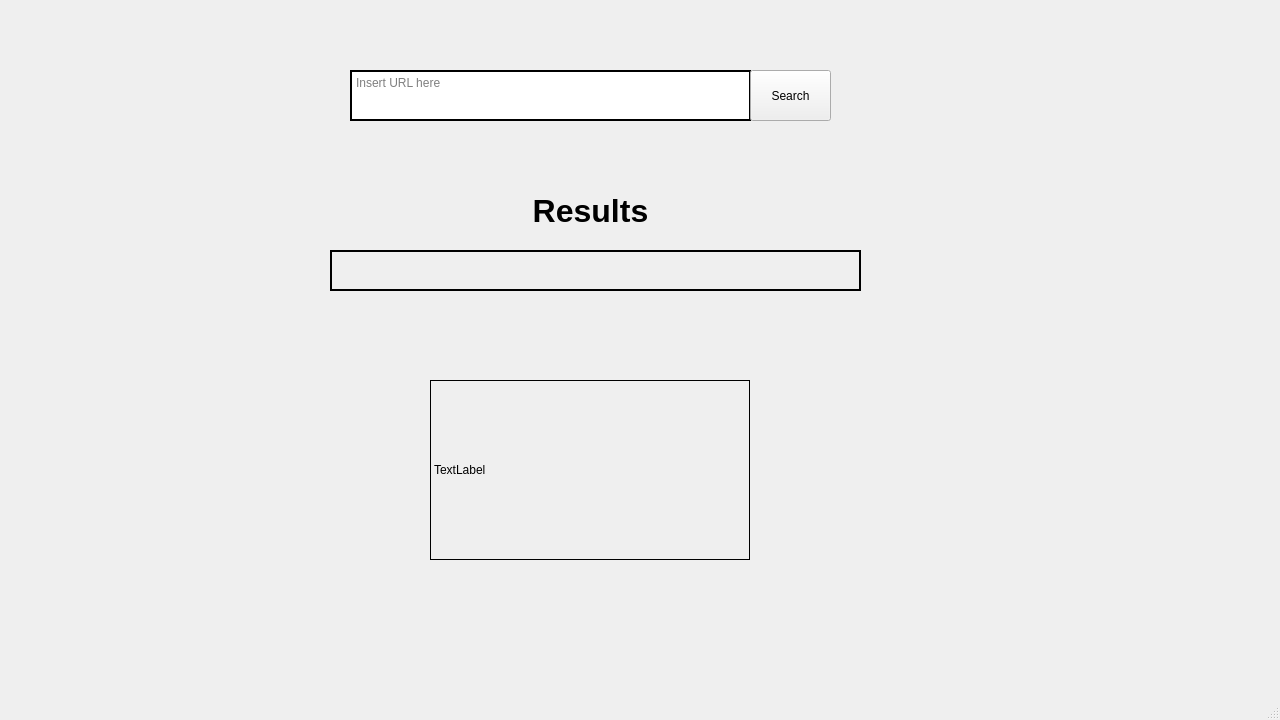
Old version of the form pYTweaker/gui/main.ui in the repository mattix1710/pySimpleProjects.
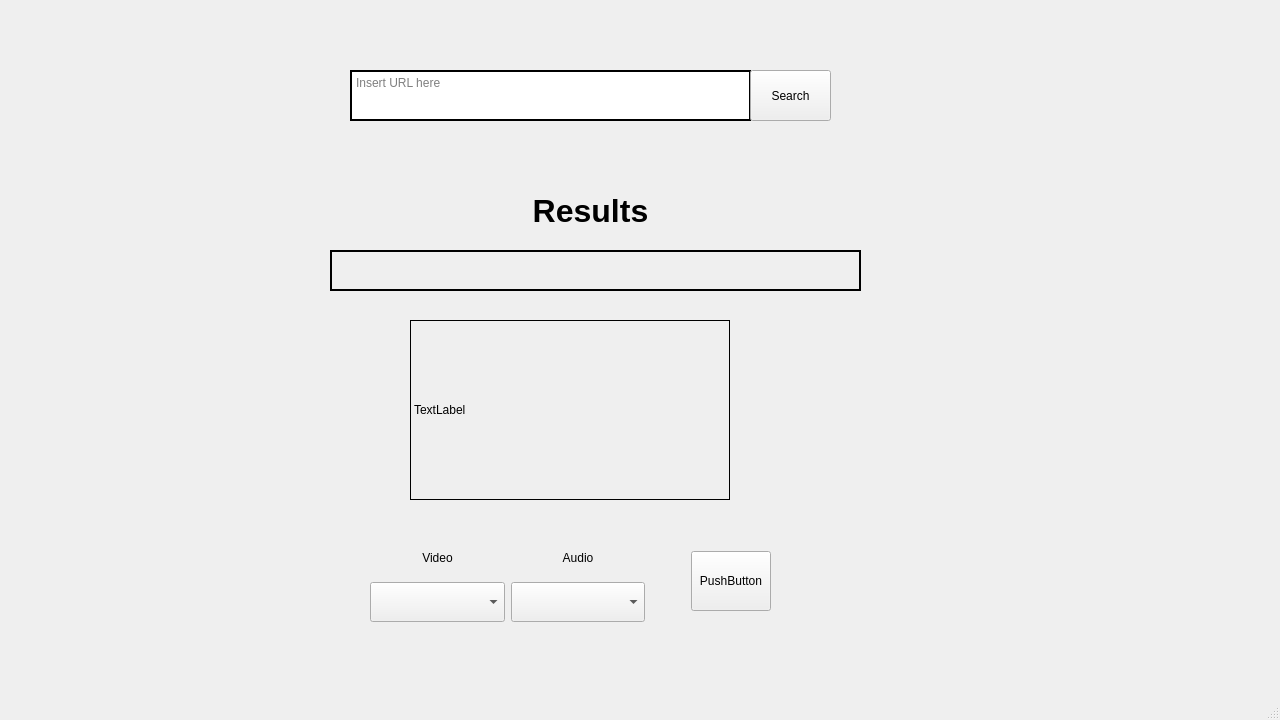
New version of the form. Icons and pictures are not drawn.

Commit message: [pYTweaker]-feat: tweaking with video streams

```diff
--- a/pYTweaker/gui/main.ui
+++ b/pYTweaker/gui/main.ui
@@ -10,6 +10,12 @@
     <height>720</height>
    </rect>
   </property>
+  <property name="minimumSize">
+   <size>
+    <width>0</width>
+    <height>40</height>
+   </size>
+  </property>
   <property name="windowTitle">
    <string>MainWindow</string>
   </property>
@@ -112,8 +118,8 @@
    <widget class="QLabel" name="label_md">
     <property name="geometry">
      <rect>
-      <x>430</x>
-      <y>380</y>
+      <x>410</x>
+      <y>320</y>
       <width>320</width>
       <height>180</height>
      </rect>
@@ -128,6 +134,118 @@
      <enum>Qt::MarkdownText</enum>
     </property>
    </widget>
+   <widget class="QWidget" name="horizontalLayoutWidget">
+    <property name="geometry">
+     <rect>
+      <x>370</x>
+      <y>540</y>
+      <width>401</width>
+      <height>82</height>
+     </rect>
+    </property>
+    <layout class="QHBoxLayout" name="layout_download">
+     <property name="sizeConstraint">
+      <enum>QLayout::SetMinimumSize</enum>
+     </property>
+     <property name="leftMargin">
+      <number>0</number>
+     </property>
+     <item>
+      <layout class="QGridLayout" name="layout_choice_download">
+       <item row="1" column="0">
+        <widget class="QComboBox" name="click_box_video">
+         <property name="sizePolicy">
+          <sizepolicy hsizetype="Minimum" vsizetype="Fixed">
+           <horstretch>40</horstretch>
+           <verstretch>0</verstretch>
+          </sizepolicy>
+         </property>
+         <property name="minimumSize">
+          <size>
+           <width>0</width>
+           <height>40</height>
+          </size>
+         </property>
+        </widget>
+       </item>
+       <item row="1" column="1">
+        <widget class="QComboBox" name="click_box_audio">
+         <property name="sizePolicy">
+          <sizepolicy hsizetype="Minimum" vsizetype="Fixed">
+           <horstretch>40</horstretch>
+           <verstretch>0</verstretch>
+          </sizepolicy>
+         </property>
+         <property name="minimumSize">
+          <size>
+           <width>0</width>
+           <height>40</height>
+          </size>
+         </property>
+        </widget>
+       </item>
+       <item row="0" column="0">
+        <widget class="QLabel" name="label_video">
+         <property name="text">
+          <string>Video</string>
+         </property>
+         <property name="alignment">
+          <set>Qt::AlignCenter</set>
+         </property>
+        </widget>
+       </item>
+       <item row="0" column="1">
+        <widget class="QLabel" name="label_audio">
+         <property name="text">
+          <string>Audio</string>
+         </property>
+         <property name="alignment">
+          <set>Qt::AlignCenter</set>
+         </property>
+        </widget>
+       </item>
+      </layout>
+     </item>
+     <item>
+      <spacer name="horizontalSpacer">
+       <property name="orientation">
+        <enum>Qt::Horizontal</enum>
+       </property>
+       <property name="sizeType">
+        <enum>QSizePolicy::Maximum</enum>
+       </property>
+       <property name="sizeHint" stdset="0">
+        <size>
+         <width>40</width>
+         <height>20</height>
+        </size>
+       </property>
+      </spacer>
+     </item>
+     <item>
+      <widget class="QPushButton" name="butt_download">
+       <property name="sizePolicy">
+        <sizepolicy hsizetype="Maximum" vsizetype="Fixed">
+         <horstretch>40</horstretch>
+         <verstretch>40</verstretch>
+        </sizepolicy>
+       </property>
+       <property name="minimumSize">
+        <size>
+         <width>0</width>
+         <height>60</height>
+        </size>
+       </property>
+       <property name="text">
+        <string>PushButton</string>
+       </property>
+       <property name="icon">
+        <iconset theme="document-save"/>
+       </property>
+      </widget>
+     </item>
+    </layout>
+   </widget>
   </widget>
   <widget class="QMenuBar" name="menubar">
    <property name="geometry">
```
The commit also changes 4 other files.
